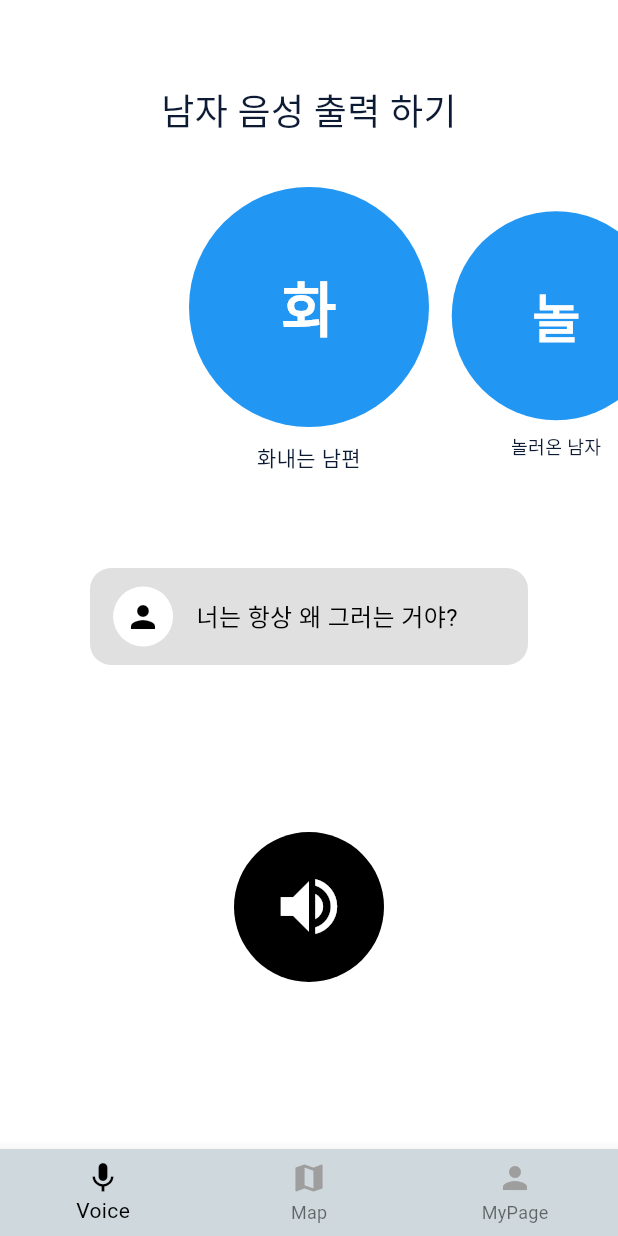
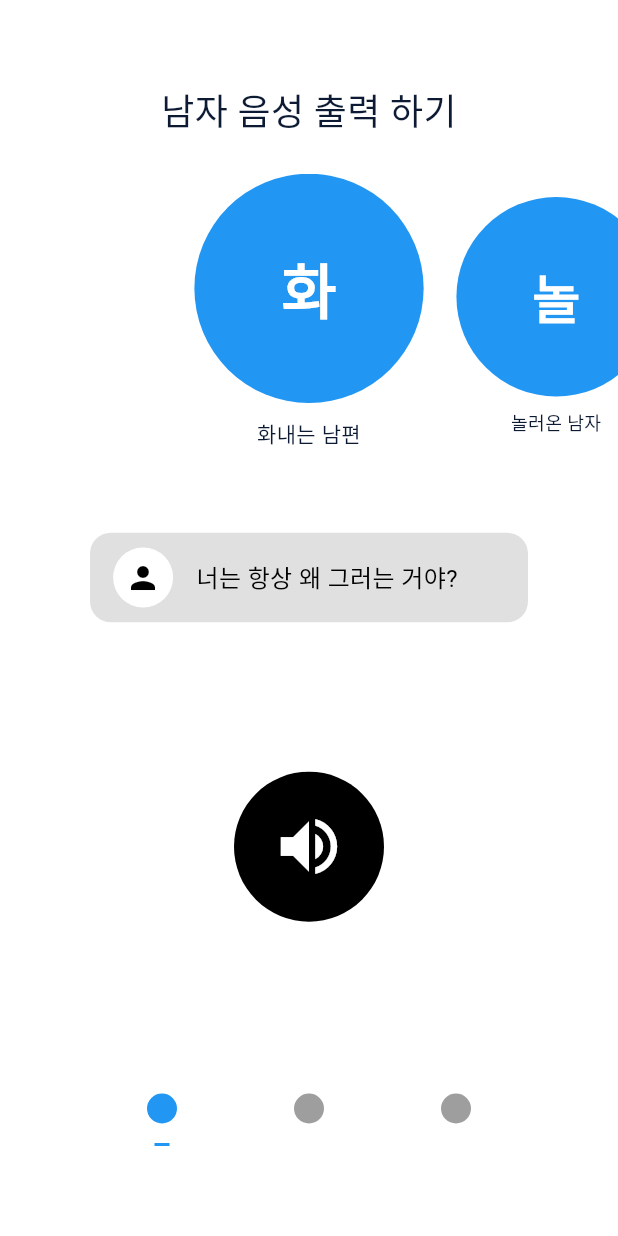
Before and after one commit to blueberry-team/blueberry_voice, a Flutter app: the TopScreen screen opened by its route, on a phone screen of 412 x 824 dp. Run offline on Flutter 3.47's test engine with Material 3 defaults, Android fonts, the phone set to English and light mode, and no system bars; drawn by our look-alikes of carousel_slider; our stand-ins replace cloud_firestore, firebase_auth, firebase_core, firebase_crashlytics, firebase_messaging, flutter_cache_manager and 14 more; missing offline and left inert: flutter_custom_page_steps_indication; accounts and stored records are empty; generated files the repository leaves out were written again.

Commit message:
add custom bottom nav bar (#11)

```diff
--- a/lib/core/TopScreen.dart
+++ b/lib/core/TopScreen.dart
@@ -32,30 +32,60 @@ class TopScreen extends ConsumerWidget {
       body: Center(
         child: pages[selectedIndex],
       ),
-      bottomNavigationBar: BottomNavigationBar(
-        type: BottomNavigationBarType.fixed,
-        selectedIconTheme: const IconThemeData(color: Colors.black),
-        selectedItemColor: Colors.black,
-        unselectedIconTheme: const IconThemeData(color: Colors.grey),
-        backgroundColor: Colors.blueGrey[100],
-        items: const <BottomNavigationBarItem>[
-          BottomNavigationBarItem(
-            icon: Icon(Icons.mic),
-            label: 'Voice',
-          ),
-          BottomNavigationBarItem(
-            icon: Icon(Icons.map),
-            label: 'Map',
-          ),
-          BottomNavigationBarItem(
-            icon: Icon(Icons.person),
-            label: 'MyPage',
-          ),
-        ],
+      bottomNavigationBar: CustomBottomNavigationBar(
         currentIndex: selectedIndex,
-        onTap: (index) =>
-            ref.read(selectedIndexProvider.notifier).state = index,
+        onPageChanged: (index) {
+          ref.read(selectedIndexProvider.notifier).state = index;
+        },
       ),
     );
   }
 }
+
+class CustomBottomNavigationBar extends StatelessWidget {
+  final int currentIndex;
+  final ValueChanged<int> onPageChanged;
+
+  CustomBottomNavigationBar({
+    required this.currentIndex,
+    required this.onPageChanged,
+  });
+
+  @override
+  Widget build(BuildContext context) {
+    return Container(
+      margin: EdgeInsets.only(bottom: 60.0),
+      padding: EdgeInsets.symmetric(horizontal: 20.0),
+      decoration: BoxDecoration(
+        color: Colors.white,
+        borderRadius: BorderRadius.vertical(top: Radius.circular(16)),
+      ),
+      child: Row(
+        mainAxisAlignment: MainAxisAlignment.spaceEvenly,
+        children: List.generate(3, (index) {
+          return GestureDetector(
+            onTap: () => onPageChanged(index),
+            child: Container(
+              width: 20,
+              height: 50,
+              decoration: BoxDecoration(
+                shape: BoxShape.circle,
+                color: index == currentIndex ? Colors.blue : Colors.grey,
+              ),
+              child: index == currentIndex
+                  ? Align(
+                      alignment: Alignment.bottomCenter,
+                      child: Container(
+                        width: 10,
+                        height: 2,
+                        color: Colors.blue,
+                      ),
+                    )
+                  : null,
+            ),
+          );
+        }),
+      ),
+    );
+  }
+}
```
